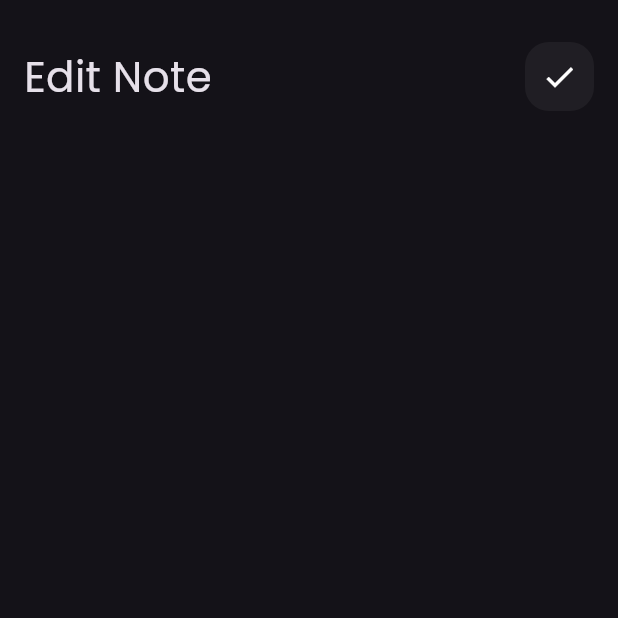
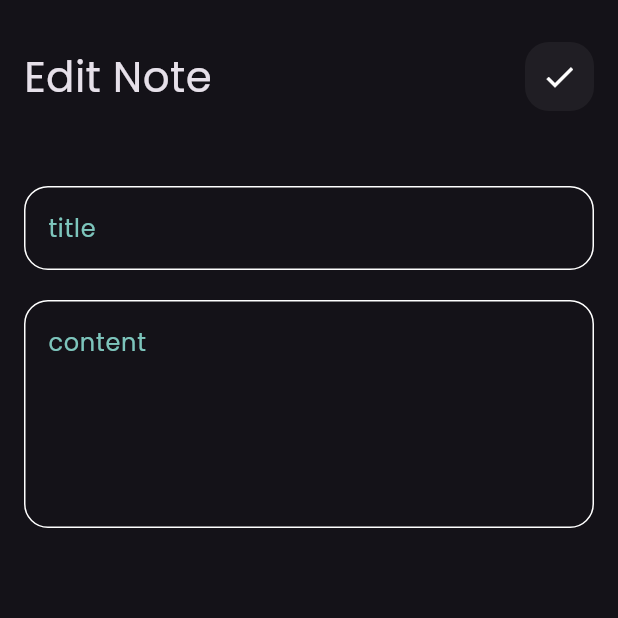
Before and after one commit to Muhanad-eng/app_notes, a Flutter app: the EditView screen opened directly, on a phone screen of 412 x 824 dp, the top half of it. Run offline on Flutter 3.47's test engine with Material 3 defaults, Android fonts, the phone set to English and light mode, and no system bars; our stand-ins replace font_awesome_flutter.

Commit message:
create body of note edit view

```diff
--- a/lib/views/edit_view.dart
+++ b/lib/views/edit_view.dart
@@ -1,4 +1,5 @@
 import 'package:app_note/widgets/custom_appBar.dart';
+import 'package:app_note/widgets/custtom_text_field.dart';
 import 'package:flutter/material.dart';
 
 class EditView extends StatelessWidget {
@@ -11,7 +12,11 @@ class EditView extends StatelessWidget {
         padding: EdgeInsets.only(top:28,right: 16,left: 16),
         child: Column(
           children: [
-          CustomAppBar(title: 'Edit Note', icon: Icons.check,)
+          CustomAppBar(title: 'Edit Note', icon: Icons.check,),
+          SizedBox(height: 50),
+          CusttomTextField(hintText: "title"),
+          SizedBox(height: 20,),
+          CusttomTextField(hintText: "content",maxLines: 5,)
           ]
         ),
       ) ,
```
